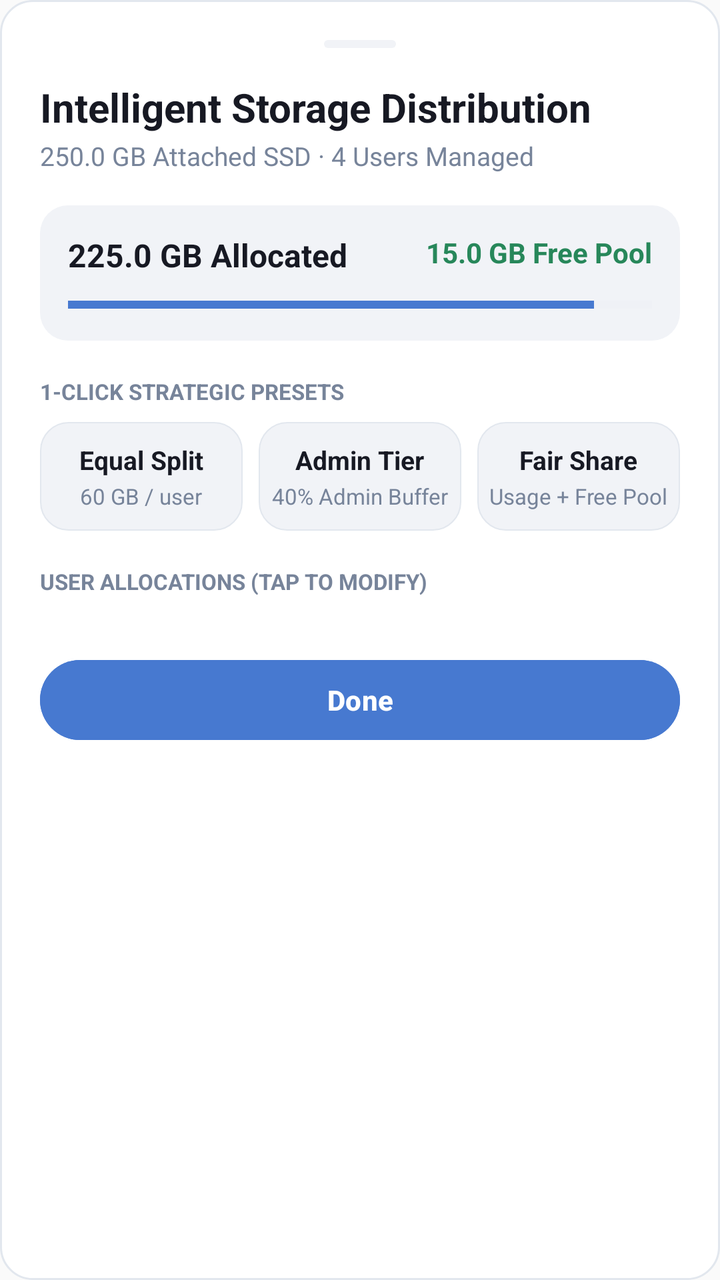
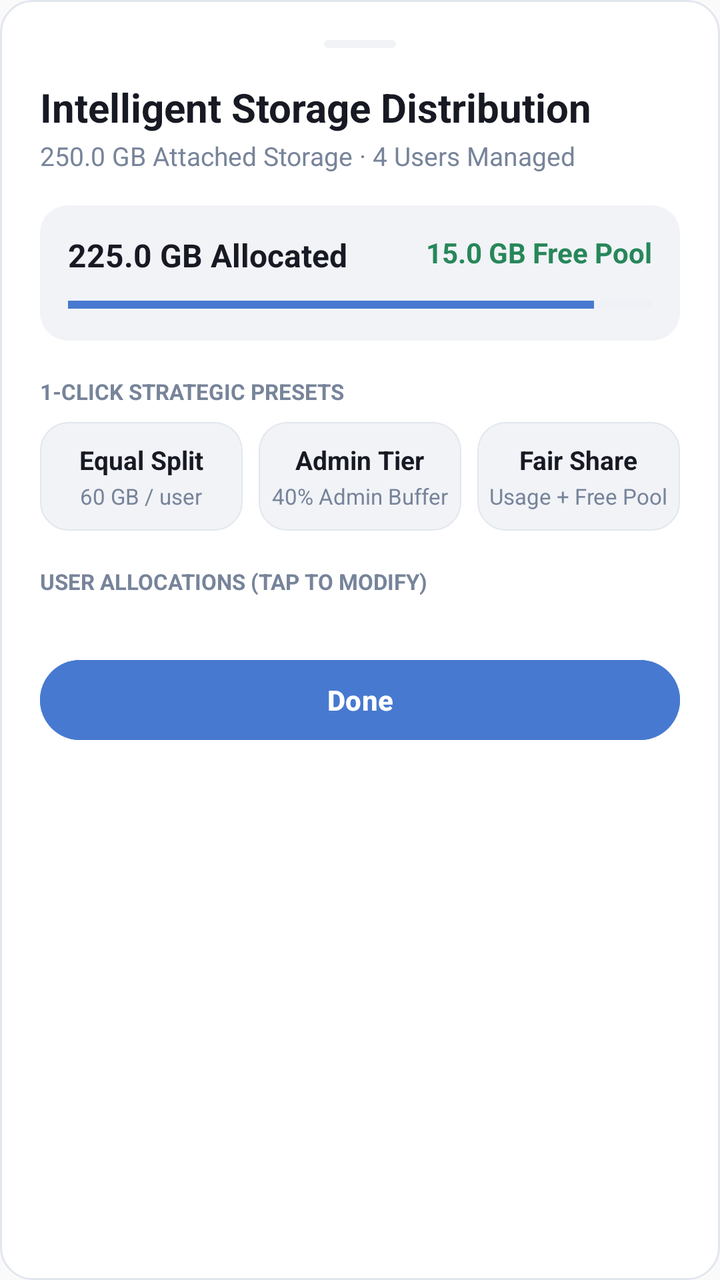

An Android layout rendered at two revisions. The XML below is the earlier revision; the diff shows what the commit changed to produce the second picture.
<!-- AndroidManifest.xml: application theme Theme.PiPhotos -->
<!-- res/layout/sheet_storage_distribution.xml -->
<?xml version="1.0" encoding="utf-8"?>
<LinearLayout xmlns:android="http://schemas.android.com/apk/res/android"
    xmlns:app="http://schemas.android.com/apk/res-auto"
    android:layout_width="match_parent"
    android:layout_height="wrap_content"
    android:background="@drawable/bg_card_white"
    android:orientation="vertical"
    android:padding="20dp">

    
    <View
        android:layout_width="36dp"
        android:layout_height="4dp"
        android:layout_gravity="center_horizontal"
        android:layout_marginBottom="16dp"
        android:background="@drawable/bg_status_bar" />

    
    <RelativeLayout
        android:layout_width="match_parent"
        android:layout_height="wrap_content">

        <LinearLayout
            android:layout_width="wrap_content"
            android:layout_height="wrap_content"
            android:orientation="vertical">

            <TextView
                android:layout_width="wrap_content"
                android:layout_height="wrap_content"
                android:text="Intelligent Storage Distribution"
                android:textColor="@color/text_primary"
                android:textSize="20sp"
                android:textStyle="bold" />

            <TextView
                android:id="@+id/tvSheetSubtitle"
                android:layout_width="wrap_content"
                android:layout_height="wrap_content"
                android:layout_marginTop="2dp"
                android:text="250.0 GB Attached SSD · 4 Users Managed"
                android:textColor="@color/text_secondary"
                android:textSize="13sp" />
        </LinearLayout>
    </RelativeLayout>

    
    <LinearLayout
        android:layout_width="match_parent"
        android:layout_height="wrap_content"
        android:layout_marginTop="16dp"
        android:background="@drawable/bg_status_bar"
        android:orientation="vertical"
        android:padding="14dp">

        <RelativeLayout
            android:layout_width="match_parent"
            android:layout_height="wrap_content">

            <TextView
                android:id="@+id/tvSummaryAllocated"
                android:layout_width="wrap_content"
                android:layout_height="wrap_content"
                android:text="225.0 GB Allocated"
                android:textColor="@color/text_primary"
                android:textSize="16sp"
                android:textStyle="bold" />

            <TextView
                android:id="@+id/tvSummaryUnallocated"
                android:layout_width="wrap_content"
                android:layout_height="wrap_content"
                android:layout_alignParentEnd="true"
                android:text="15.0 GB Free Pool"
                android:textColor="@color/status_green"
                android:textSize="14sp"
                android:textStyle="bold" />
        </RelativeLayout>

        
        <ProgressBar
            android:id="@+id/pbSheetAllocation"
            style="?android:attr/progressBarStyleHorizontal"
            android:layout_width="match_parent"
            android:layout_height="8dp"
            android:layout_marginTop="10dp"
            android:max="100"
            android:progress="90"
            android:progressBackgroundTint="@color/progress_track"
            android:progressTint="@color/primary_blue" />

        
        <LinearLayout
            android:id="@+id/layoutOverAllocatedWarning"
            android:layout_width="match_parent"
            android:layout_height="wrap_content"
            android:layout_marginTop="10dp"
            android:background="@drawable/bg_card_error"
            android:gravity="center_vertical"
            android:orientation="horizontal"
            android:padding="8dp"
            android:visibility="gone">

            <ImageView
                android:layout_width="16dp"
                android:layout_height="16dp"
                android:layout_marginEnd="6dp"
                android:src="@drawable/ic_alert"
                app:tint="@color/status_red" />

            <TextView
                android:id="@+id/tvOverAllocatedText"
                android:layout_width="0dp"
                android:layout_height="wrap_content"
                android:layout_weight="1"
                android:text="⚠️ Over-allocated by 25.0 GB (110% of physical SSD)"
                android:textColor="@color/status_red"
                android:textSize="12sp"
                android:textStyle="bold" />
        </LinearLayout>
    </LinearLayout>

    
    <TextView
        android:layout_width="wrap_content"
        android:layout_height="wrap_content"
        android:layout_marginTop="18dp"
        android:text="1-CLICK STRATEGIC PRESETS"
        android:textColor="@color/text_secondary"
        android:textSize="11sp"
        android:textStyle="bold" />

    <LinearLayout
        android:layout_width="match_parent"
        android:layout_height="wrap_content"
        android:layout_marginTop="8dp"
        android:orientation="horizontal">

        
        <LinearLayout
            android:id="@+id/btnStrategyEqual"
            android:layout_width="0dp"
            android:layout_height="wrap_content"
            android:layout_marginEnd="4dp"
            android:layout_weight="1"
            android:background="@drawable/bg_invite_button"
            android:gravity="center"
            android:orientation="vertical"
            android:paddingTop="10dp"
            android:paddingBottom="10dp">

            <TextView
                android:layout_width="wrap_content"
                android:layout_height="wrap_content"
                android:text="Equal Split"
                android:textColor="@color/text_primary"
                android:textSize="13sp"
                android:textStyle="bold" />

            <TextView
                android:id="@+id/tvEqualSubtitle"
                android:layout_width="wrap_content"
                android:layout_height="wrap_content"
                android:layout_marginTop="2dp"
                android:text="60 GB / user"
                android:textColor="@color/text_secondary"
                android:textSize="11sp" />
        </LinearLayout>

        
        <LinearLayout
            android:id="@+id/btnStrategyAdmin"
            android:layout_width="0dp"
            android:layout_height="wrap_content"
            android:layout_marginStart="4dp"
            android:layout_marginEnd="4dp"
            android:layout_weight="1"
            android:background="@drawable/bg_invite_button"
            android:gravity="center"
            android:orientation="vertical"
            android:paddingTop="10dp"
            android:paddingBottom="10dp">

            <TextView
                android:layout_width="wrap_content"
                android:layout_height="wrap_content"
                android:text="Admin Tier"
                android:textColor="@color/text_primary"
                android:textSize="13sp"
                android:textStyle="bold" />

            <TextView
                android:layout_width="wrap_content"
                android:layout_height="wrap_content"
                android:layout_marginTop="2dp"
                android:text="40% Admin Buffer"
                android:textColor="@color/text_secondary"
                android:textSize="11sp" />
        </LinearLayout>

        
        <LinearLayout
            android:id="@+id/btnStrategyFair"
            android:layout_width="0dp"
            android:layout_height="wrap_content"
            android:layout_marginStart="4dp"
            android:layout_weight="1"
            android:background="@drawable/bg_invite_button"
            android:gravity="center"
            android:orientation="vertical"
            android:paddingTop="10dp"
            android:paddingBottom="10dp">

            <TextView
                android:layout_width="wrap_content"
                android:layout_height="wrap_content"
                android:text="Fair Share"
                android:textColor="@color/text_primary"
                android:textSize="13sp"
                android:textStyle="bold" />

            <TextView
                android:layout_width="wrap_content"
                android:layout_height="wrap_content"
                android:layout_marginTop="2dp"
                android:text="Usage + Free Pool"
                android:textColor="@color/text_secondary"
                android:textSize="11sp" />
        </LinearLayout>
    </LinearLayout>

    
    <TextView
        android:layout_width="wrap_content"
        android:layout_height="wrap_content"
        android:layout_marginTop="18dp"
        android:text="USER ALLOCATIONS (TAP TO MODIFY)"
        android:textColor="@color/text_secondary"
        android:textSize="11sp"
        android:textStyle="bold" />

    <LinearLayout
        android:id="@+id/containerSheetUserList"
        android:layout_width="match_parent"
        android:layout_height="wrap_content"
        android:layout_marginTop="8dp"
        android:orientation="vertical" />

    
    <com.google.android.material.button.MaterialButton
        android:id="@+id/btnDoneDistribution"
        android:layout_width="match_parent"
        android:layout_height="48dp"
        android:layout_marginTop="20dp"
        android:backgroundTint="@color/primary_blue"
        android:text="Done"
        android:textColor="@color/white"
        android:textStyle="bold"
        app:cornerRadius="24dp" />

</LinearLayout>
<!-- resources referenced by this layout -->
<resources>
  <color name="primary_blue">#4779D0</color>
  <color name="progress_track">#E9ECF1</color>
  <color name="status_green">#27875A</color>
  <color name="status_red">#DC4545</color>
  <color name="text_primary">#171923</color>
  <color name="text_secondary">#77849A</color>
  <color name="white">#FFFFFFFF</color>
  <!-- drawable bg_card_error (drawable) -->
  <?xml version="1.0" encoding="utf-8"?>
  <shape xmlns:android="http://schemas.android.com/apk/res/android"
      android:shape="rectangle">
      <solid android:color="@color/error_card_bg" />
      <corners android:radius="14dp" />
      <stroke
          android:width="1dp"
          android:color="@color/error_border" />
  </shape>
  <!-- drawable bg_card_white (drawable) -->
  <?xml version="1.0" encoding="utf-8"?>
  <shape xmlns:android="http://schemas.android.com/apk/res/android"
      android:shape="rectangle">
      <solid android:color="@color/surface_card" />
      <corners android:radius="16dp" />
      <stroke
          android:width="1dp"
          android:color="@color/border_card" />
  </shape>
  <!-- drawable bg_invite_button (drawable) -->
  <?xml version="1.0" encoding="utf-8"?>
  <shape xmlns:android="http://schemas.android.com/apk/res/android"
      android:shape="rectangle">
      <solid android:color="@color/surface_card_subtle" />
      <corners android:radius="14dp" />
      <stroke
          android:width="0.5dp"
          android:color="@color/border_card" />
  </shape>
  <!-- drawable bg_status_bar (drawable) -->
  <?xml version="1.0" encoding="utf-8"?>
  <shape xmlns:android="http://schemas.android.com/apk/res/android"
      android:shape="rectangle">
      <solid android:color="@color/surface_card_subtle" />
      <corners android:radius="14dp" />
  </shape>
  <!-- drawable ic_alert (drawable) -->
  <vector xmlns:android="http://schemas.android.com/apk/res/android"
      android:width="22dp"
      android:height="22dp"
      android:viewportWidth="24"
      android:viewportHeight="24">
    <path
        android:fillColor="#FFDC2626"
        android:pathData="M1,21h22L12,2 1,21zm12,-3h-2v-2h2v2zm0,-4h-2v-4h2v4z"/>
  </vector>
  <style name="Theme.PiPhotos" parent="Base.Theme.PiPhotos" />
  <color name="error_card_bg">#FDF2F2</color>
  <color name="error_border">#FBD5D5</color>
  <color name="surface_card">#FFFFFF</color>
  <color name="border_card">#E2E7EE</color>
  <color name="surface_card_subtle">#F1F3F7</color>
  <style name="Base.Theme.PiPhotos" parent="Theme.Material3.DayNight.NoActionBar">
          <item name="colorPrimary">@color/primary_blue</item>
          <item name="colorOnPrimary">@color/white</item>
          <item name="android:colorBackground">@color/bg_page</item>
          <item name="colorSurface">@color/surface_card</item>
          <item name="colorOnSurface">@color/text_primary</item>
          <item name="bottomNavigationStyle">@style/CustomBottomNavStyle</item>
      </style>
  <color name="bg_page">#FAFAFA</color>
  <style name="CustomBottomNavStyle" parent="Widget.Material3.BottomNavigationView">
          <item name="itemActiveIndicatorStyle">@style/CustomNavIndicator</item>
      </style>
  <style name="CustomNavIndicator" parent="Widget.Material3.BottomNavigationView.ActiveIndicator">
          <item name="android:color">@color/nav_indicator</item>
          <item name="android:width">54dp</item>
          <item name="android:height">32dp</item>
      </style>
  <color name="nav_indicator">#E4EDFF</color>
</resources>

<!-- the commit's change to res/layout/sheet_storage_distribution.xml (unified diff, before → after) -->
@@ -38,7 +38,7 @@
                 android:layout_width="wrap_content"
                 android:layout_height="wrap_content"
                 android:layout_marginTop="2dp"
-                android:text="250.0 GB Attached SSD · 4 Users Managed"
+                android:text="250.0 GB Attached Storage · 4 Users Managed"
                 android:textColor="@color/text_secondary"
                 android:textSize="13sp" />
         </LinearLayout>
@@ -113,7 +113,7 @@
                 android:layout_width="0dp"
                 android:layout_height="wrap_content"
                 android:layout_weight="1"
-                android:text="⚠️ Over-allocated by 25.0 GB (110% of physical SSD)"
+                android:text="⚠️ Over-allocated by 25.0 GB (110% of physical storage)"
                 android:textColor="@color/status_red"
                 android:textSize="12sp"
                 android:textStyle="bold" />
